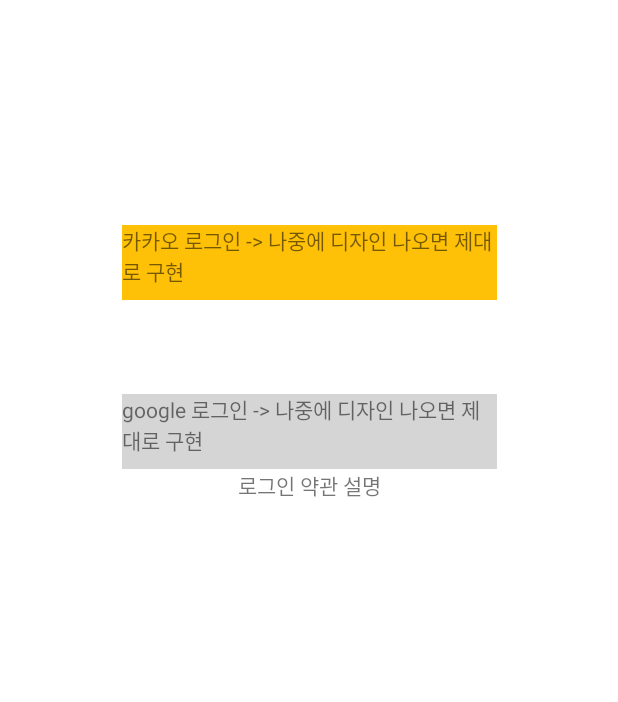
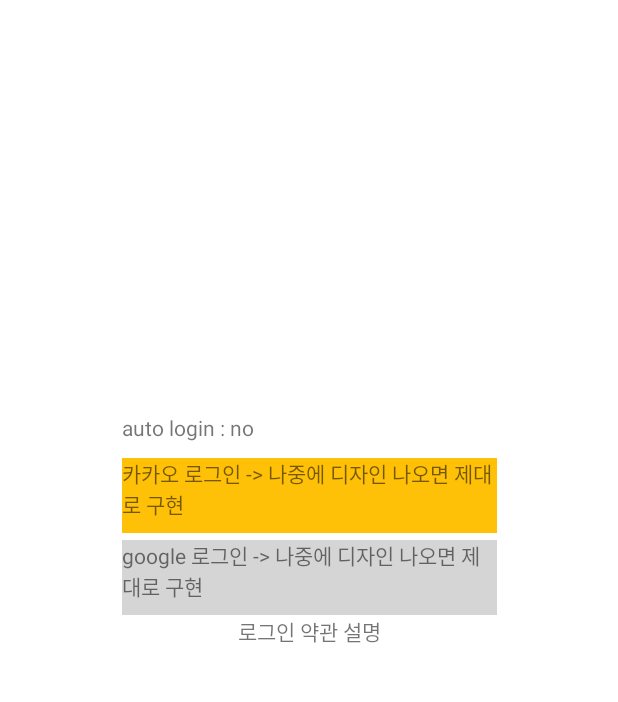
Before and after one commit to HealthperDevelopers/Android_Healtper, an Android app: the screen it shows after launch (LoginActivity), on a phone screen of 412 x 824 dp, the part 463-1165 px from its top. Run offline under Robolectric (Android 15) with nearby library versions, the phone set to English and light mode, and no system bars; libraries missing offline, so code that uses them is left out: com.kakao.sdk; 2 statements that could not run were skipped.

Commit message:
AutoLogin

```diff
--- a/app/src/main/java/com/umc/healthper/ui/login/LoginActivity.kt
+++ b/app/src/main/java/com/umc/healthper/ui/login/LoginActivity.kt
@@ -1,17 +1,22 @@
 package com.umc.healthper.ui.login
 
+import android.annotation.SuppressLint
 import android.content.Intent
+import android.content.SharedPreferences
 import android.os.Bundle
 import android.util.Log
 import android.widget.Toast
 import androidx.appcompat.app.AppCompatActivity
 import com.kakao.sdk.auth.LoginClient
 import com.kakao.sdk.auth.model.OAuthToken
-import com.kakao.sdk.common.model.AuthError
 import com.kakao.sdk.common.model.AuthErrorCause
 import com.kakao.sdk.user.UserApiClient
 import com.umc.healthper.databinding.ActivityLoginBinding
 import com.umc.healthper.ui.MainActivity
+import com.umc.healthper.util.VarUtil
+import com.umc.healthper.util.VarUtil.Companion.glob
+import com.umc.healthper.util.getAutoLogin
+import com.umc.healthper.util.saveAutoLogin
 
 class LoginActivity : AppCompatActivity() {
     lateinit var binding : ActivityLoginBinding
@@ -21,6 +26,24 @@ class LoginActivity : AppCompatActivity() {
         binding = ActivityLoginBinding.inflate(layoutInflater)
         setContentView(binding.root)
 
+        val spf = this.getSharedPreferences("isAuto", MODE_PRIVATE)
+        val autoLogin = getAutoLogin()
+        setAutoLogin(autoLogin)
+
+        binding.loginAutoTv.setOnClickListener {
+            Log.d("spf", spf!!.getBoolean("isAuto", false).toString())
+
+            if (autoLogin) {
+                saveAutoLogin(false)
+                binding.loginAutoTv.text = "auto login : no"
+            }
+            else {
+                saveAutoLogin(true)
+                binding.loginAutoTv.text = "auto login : yes"
+            }
+        }
+
+        if (autoLogin) {
             UserApiClient.instance.accessTokenInfo { tokenInfo, error ->
                 if (error != null) {
                     Toast.makeText(this, "토큰 정보 보기 실패", Toast.LENGTH_SHORT).show()
@@ -33,6 +56,8 @@ class LoginActivity : AppCompatActivity() {
                     finish()
                 }
             }
+        }
+
         val callback: (OAuthToken?, Throwable?) -> Unit = { token, error ->
             if (error != null) {
                 when {
@@ -91,4 +116,14 @@ class LoginActivity : AppCompatActivity() {
             finish()
         }
     }
+
+    @SuppressLint("SetTextI18n")
+    private fun setAutoLogin(autoLogin : Boolean) {
+        Log.d("spf", autoLogin.toString())
+
+        if (autoLogin)
+            binding.loginAutoTv.text = "auto login : yes"
+        else
+            binding.loginAutoTv.text = "auto login : no"
     }
+}
--- a/app/src/main/java/com/umc/healthper/util/GlobVar.kt
+++ b/app/src/main/java/com/umc/healthper/util/GlobVar.kt
@@ -2,10 +2,11 @@ package com.umc.healthper.util
 
 import android.app.Application
 import android.content.Context
+import android.content.SharedPreferences
 import android.widget.TextView
 import com.umc.healthper.ui.MainActivity
 
-class GlobVar(): Application() {
+class GlobVar: Application() {
     lateinit var mainContext: Context
     lateinit var mainActivity: MainActivity
     lateinit var today: TextView
--- a/app/src/main/java/com/umc/healthper/util/VarUtil.kt
+++ b/app/src/main/java/com/umc/healthper/util/VarUtil.kt
@@ -1,19 +1,21 @@
 package com.umc.healthper.util
 
 import android.app.Application
-import android.util.Log
+import android.content.Context
+import android.content.SharedPreferences
 import com.kakao.sdk.common.KakaoSdk
 import com.umc.healthper.BuildConfig
 
 class VarUtil: Application() {
     companion object {
         lateinit var glob: GlobVar
-        // lateinit var globalApplication: GlobalApplication
+        lateinit var mSharedPreferences: SharedPreferences
     }
 
     override fun onCreate() {
         super.onCreate()
         glob = GlobVar()
         KakaoSdk.init(this, "${BuildConfig.KAKAO_API_KEY}")
+        mSharedPreferences = applicationContext.getSharedPreferences("GLOBAL", Context.MODE_PRIVATE)
     }
 }
--- a/app/src/main/res/layout/activity_login.xml
+++ b/app/src/main/res/layout/activity_login.xml
@@ -14,6 +14,15 @@
         app:layout_constraintStart_toStartOf="parent"
         app:layout_constraintTop_toTopOf="parent"
         android:layout_marginTop="150dp"/>
+
+    <TextView
+        android:id="@+id/login_auto_tv"
+        android:layout_width="wrap_content"
+        android:layout_height="20dp"
+        android:text="auto login : no"
+        app:layout_constraintStart_toStartOf="@id/kakao_login_tv"
+        app:layout_constraintBottom_toTopOf="@id/kakao_login_tv"
+        android:layout_marginBottom="10dp"/>
 
     <TextView
         android:id="@+id/login_text1_tv"
@@ -46,8 +55,9 @@
         android:text="카카오 로그인 -> 나중에 디자인 나오면 제대로 구현"
         app:layout_constraintEnd_toEndOf="parent"
         app:layout_constraintStart_toStartOf="parent"
+        app:layout_constraintBottom_toTopOf="@id/google_login_tv"
         app:layout_constraintTop_toBottomOf="@id/login_text2_tv"
-        android:layout_marginTop="150dp"
+        android:layout_marginTop="300dp"
         />
 
     <TextView
@@ -59,9 +69,8 @@
         app:layout_constraintEnd_toEndOf="parent"
         app:layout_constraintStart_toStartOf="parent"
         app:layout_constraintTop_toBottomOf="@id/kakao_login_tv"
-        android:layout_marginTop="10dp"
         app:layout_constraintBottom_toBottomOf="parent"
-        android:layout_marginBottom="150dp"
+        android:layout_marginBottom="100dp"
         />
 
     <TextView
```
Also changed, not shown: app/src/main/java/com/umc/healthper/util/SharedPreferencesManager.kt (added, +12 -0 lines). Lines whose indentation alone changed are shown as unchanged.
